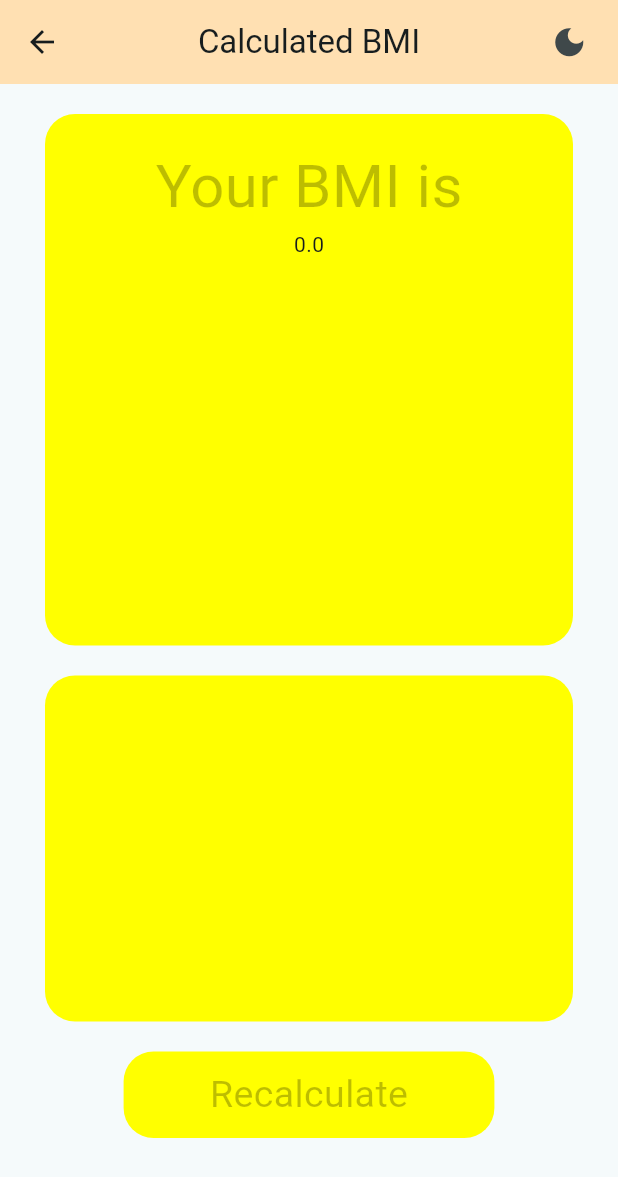
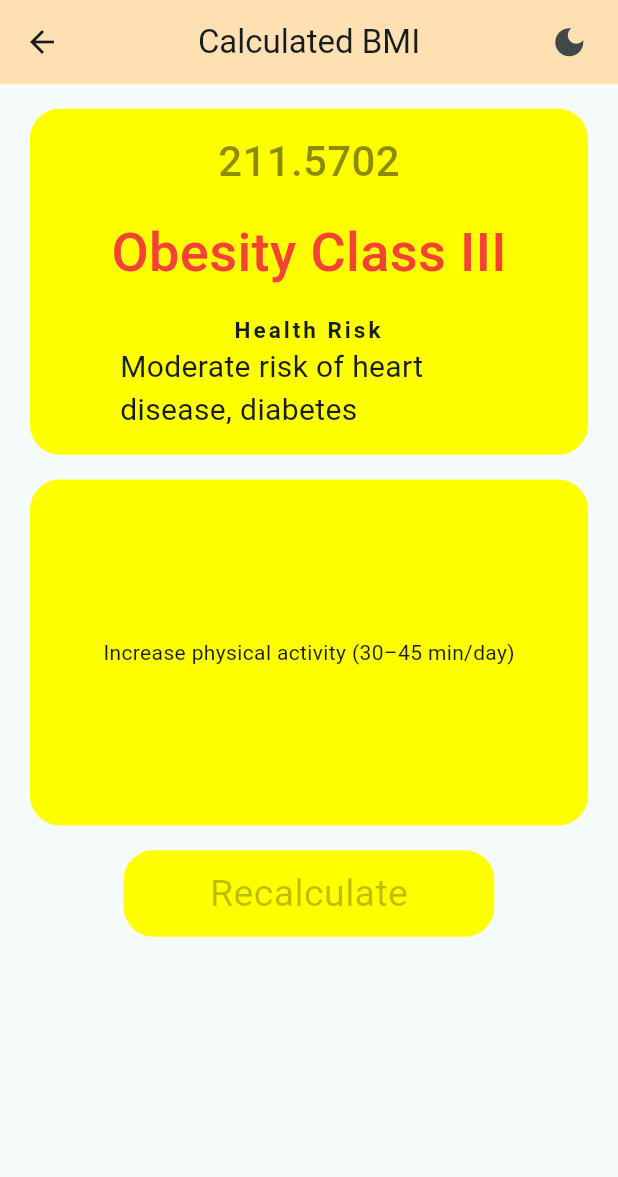
Before and after one commit to Ratndeep1999/bmi_calculator, a Flutter app: the screen it shows after launch, after a tap on "Calculate", on a phone screen of 412 x 824 dp. Shown: the top 1177 px of the screen. Run offline on Flutter 3.47's test engine with Material 3 defaults, Android fonts, the phone set to English and light mode, and no system bars.

Commit message:
calculated_bmi_result_page.dart : Ui change and bhi show

```diff
--- a/lib/calculated_bmi_result_page.dart
+++ b/lib/calculated_bmi_result_page.dart
@@ -1,7 +1,22 @@
 import 'package:flutter/material.dart';
 
-class CalculatedBmi extends StatelessWidget {
-  const CalculatedBmi({super.key});
+class CalculatedBmi extends StatefulWidget {
+  const CalculatedBmi({
+    super.key,
+    required this.calculatedBmi,
+  });
+
+  final double calculatedBmi ;
+
+  @override
+  State<CalculatedBmi> createState() => _CalculatedBmiState();
+}
+
+class _CalculatedBmiState extends State<CalculatedBmi> {
+
+  String _healthRisk = '' ;
+  String _category = '' ;
+  String _suggestions = '' ;
 
   @override
   Widget build(BuildContext context) {
@@ -19,37 +34,73 @@ class CalculatedBmi extends StatelessWidget {
       ),
       body: SafeArea(
         child: Padding(
-          padding: const EdgeInsets.symmetric(horizontal: 30),
+          padding: const EdgeInsets.symmetric(horizontal: 20),
           child: Column(
             children: [
-              SizedBox(height: 20),
+              SizedBox( height: MediaQuery.of(context).size.height * 0.02 ),  // 15
 
               // Result Section
               Container(
-                height: MediaQuery.of(context).size.height * 0.43, // 50%
+                height: MediaQuery.of(context).size.height * 0.28, // 50%
                 width: MediaQuery.of(context).size.width, // 20%
                 decoration: BoxDecoration(
                   borderRadius: BorderRadius.circular(20),
                   color: Colors.yellowAccent,
                 ),
                 child: Column(
+                  crossAxisAlignment: CrossAxisAlignment.center,
+                  mainAxisAlignment: MainAxisAlignment.spaceEvenly,
                   children: [
-                    SizedBox(height: 20),
 
-                    const Text(
-                      "Your BMI is",
+                    // bmi
+                    Text(
+                        widget.calculatedBmi.toStringAsFixed(4),
                       style: TextStyle(
-                        fontWeight: FontWeight.w400,
-                        fontSize: 40,
-                        color: Colors.black26,
+                          fontSize: 28,
+                          fontWeight: FontWeight.w500,
+                          color: Colors.black45
                       ),
                     ),
-                    Text("0.0")
+
+                    // Category
+                    Text(
+                      'Obesity Class III',
+                      style: TextStyle(
+                        color: Colors.red,
+                          fontSize: 36,
+                          fontWeight: FontWeight.w500
+                      ),
+                    ),
+
+                    Padding(
+                      padding: const EdgeInsets.symmetric(horizontal: 60),
+                      child: Column(
+                        children: [
+                          const Text(
+                              "Health Risk",
+                              style: TextStyle(
+                                  fontSize: 15,
+                                fontWeight: FontWeight.bold,
+                                letterSpacing: 2.0
+                              ),
+                              textAlign: TextAlign.center
+                          ),
+                          // Health Risk
+                          Text(
+                            'Moderate risk of heart disease, diabetes',
+                            style: TextStyle(
+                                fontSize: 20,
+                                fontWeight: FontWeight.w400
+                            ),
+                          ),
+                        ],
+                      ),
+                    ),
                   ],
                 ),
               ),
 
-              SizedBox(height: 20),
+              SizedBox( height: MediaQuery.of(context).size.height * 0.02 ),  // 15
 
               // Suggestions Section
               Container(
@@ -59,13 +110,20 @@ class CalculatedBmi extends StatelessWidget {
                   borderRadius: BorderRadius.circular(20),
                   color: Colors.yellowAccent,
                 ),
+                child: Center(
+                  child: Text (
+                    'Increase physical activity (30–45 min/day)'
+                  ),
+                ),
               ),
 
-              SizedBox(height: 20),
+              SizedBox( height: MediaQuery.of(context).size.height * 0.02 ),  // 15
 
               // Recalculate button
               InkWell(
-                onTap: () {},
+                onTap: () {
+                  Navigator.pop(context);
+                },
                 child: Container(
                   height: MediaQuery.of(context).size.height * 0.07,
                   width: MediaQuery.of(context).size.width * 0.6,
```
